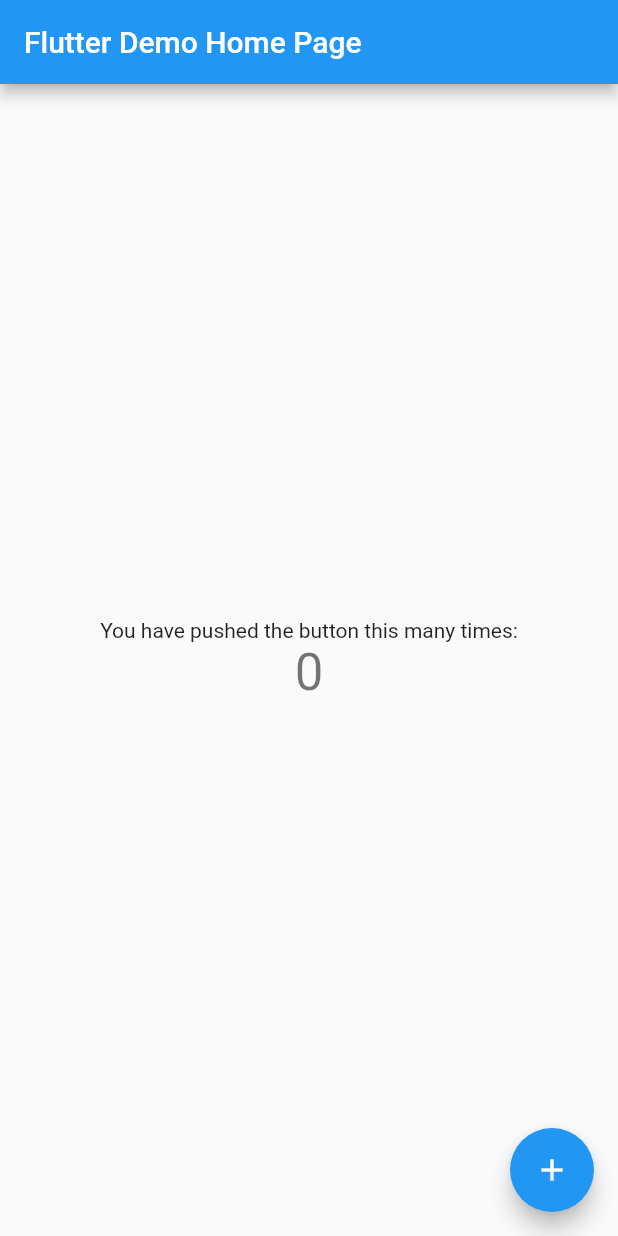
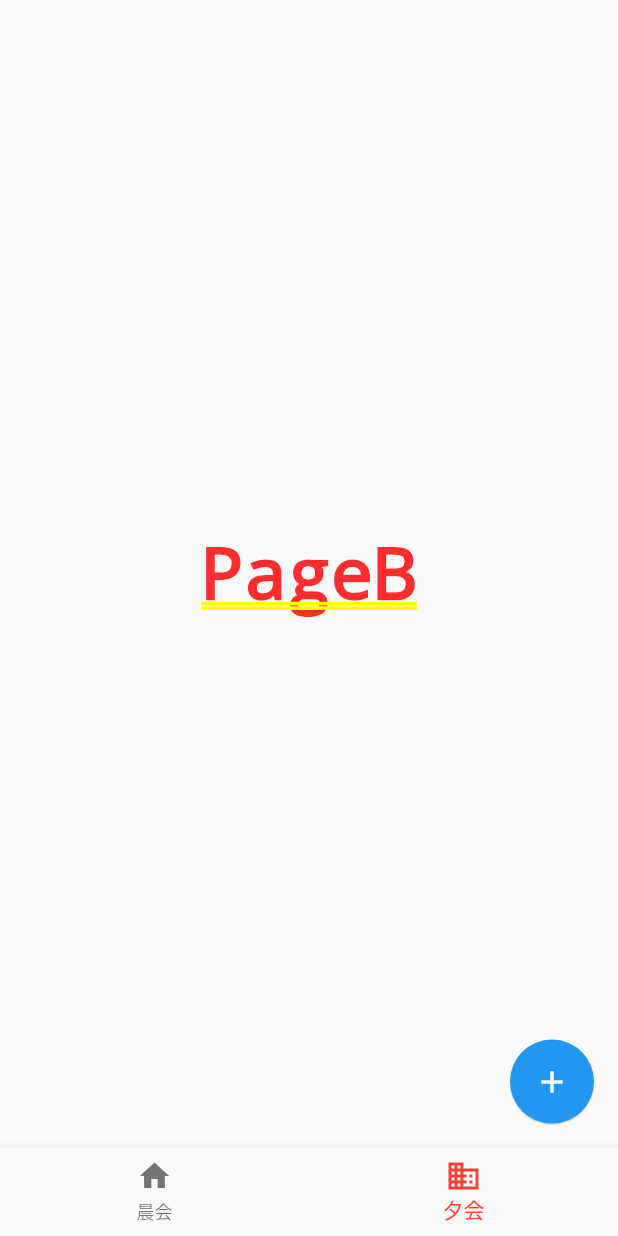
Before and after one commit to solopor/Mite, a Flutter app: the screen it shows after launch, on a phone screen of 412 x 824 dp. Run offline on Flutter 3.47's test engine with Material 2 defaults, Android fonts, the phone set to English and light mode, and no system bars.

Commit message:
米特导航按钮添加

```diff
--- a/lib/main.dart
+++ b/lib/main.dart
@@ -1,111 +1,96 @@
 import 'package:flutter/material.dart';
+import 'package:flutter/gestures.dart' show DragStartBehavior;
+
+import 'package:mite/page_a.dart';
+import 'package:mite/page_b.dart';
+import 'package:mite/page_c.dart';
+import 'package:mite/page_d.dart';
 
 void main() => runApp(MyApp());
 
-class MyApp extends StatelessWidget {
-  // This widget is the root of your application.
+class MyApp extends StatelessWidget  {
   @override
   Widget build(BuildContext context) {
     return MaterialApp(
-      title: 'Flutter Demo',
-      theme: ThemeData(
-        // This is the theme of your application.
-        //
-        // Try running your application with "flutter run". You'll see the
-        // application has a blue toolbar. Then, without quitting the app, try
-        // changing the primarySwatch below to Colors.green and then invoke
-        // "hot reload" (press "r" in the console where you ran "flutter run",
-        // or simply save your changes to "hot reload" in a Flutter IDE).
-        // Notice that the counter didn't reset back to zero; the application
-        // is not restarted.
-        primarySwatch: Colors.blue,
-      ),
-      home: MyHomePage(title: 'Flutter Demo Home Page'),
+        title: '米特',
+        theme: ThemeData(
+          primarySwatch: Colors.blue,
+        ),
+        home: new MainPage()
     );
   }
+
+
 }
 
-class MyHomePage extends StatefulWidget {
-  MyHomePage({Key key, this.title}) : super(key: key);
-
-  // This widget is the home page of your application. It is stateful, meaning
-  // that it has a State object (defined below) that contains fields that affect
-  // how it looks.
-
-  // This class is the configuration for the state. It holds the values (in this
-  // case the title) provided by the parent (in this case the App widget) and
-  // used by the build method of the State. Fields in a Widget subclass are
-  // always marked "final".
-
-  final String title;
+class MainPage extends StatefulWidget {
 
   @override
-  _MyHomePageState createState() => _MyHomePageState();
+  State<StatefulWidget> createState() {
+    return new _MainPageState();
+  }
+
 }
 
-class _MyHomePageState extends State<MyHomePage> {
-  int _counter = 0;
+class _MainPageState extends State<MainPage> with SingleTickerProviderStateMixin {
 
-  void _incrementCounter() {
-    setState(() {
-      // This call to setState tells the Flutter framework that something has
-      // changed in this State, which causes it to rerun the build method below
-      // so that the display can reflect the updated values. If we changed
-      // _counter without calling setState(), then the build method would not be
-      // called again, and so nothing would appear to happen.
-      _counter++;
-    });
+  TabController tabController;
+  int _selectIndex = 1;
+
+  final List<String> titles = <String>[
+    "晨会",
+    "夕会",
+  ];
+
+  final List<Widget> pages = <Widget> [
+    PageA(),
+    PageB()
+  ];
+
+  void initState() {
+    super.initState();
   }
 
   @override
   Widget build(BuildContext context) {
-    // This method is rerun every time setState is called, for instance as done
-    // by the _incrementCounter method above.
-    //
-    // The Flutter framework has been optimized to make rerunning build methods
-    // fast, so that you can just rebuild anything that needs updating rather
-    // than having to individually change instances of widgets.
-    return Scaffold(
-      appBar: AppBar(
-        // Here we take the value from the MyHomePage object that was created by
-        // the App.build method, and use it to set our appbar title.
-        title: Text(widget.title),
-      ),
-      body: Center(
-        // Center is a layout widget. It takes a single child and positions it
-        // in the middle of the parent.
-        child: Column(
-          // Column is also layout widget. It takes a list of children and
-          // arranges them vertically. By default, it sizes itself to fit its
-          // children horizontally, and tries to be as tall as its parent.
-          //
-          // Invoke "debug painting" (press "p" in the console, choose the
-          // "Toggle Debug Paint" action from the Flutter Inspector in Android
-          // Studio, or the "Toggle Debug Paint" command in Visual Studio Code)
-          // to see the wireframe for each widget.
-          //
-          // Column has various properties to control how it sizes itself and
-          // how it positions its children. Here we use mainAxisAlignment to
-          // center the children vertically; the main axis here is the vertical
-          // axis because Columns are vertical (the cross axis would be
-          // horizontal).
-          mainAxisAlignment: MainAxisAlignment.center,
-          children: <Widget>[
-            Text(
-              'You have pushed the button this many times:',
-            ),
-            Text(
-              '$_counter',
-              style: Theme.of(context).textTheme.display1,
-            ),
+    return  new Scaffold(
+        floatingActionButton: new FloatingActionButton(
+          elevation: 0.4,
+          highlightElevation: 0.1,
+          mini: false,
+          child: Icon(Icons.add),
+          onPressed: this._onAddClick,
+        ),
+        bottomNavigationBar: BottomNavigationBar(
+          items: [
+            BottomNavigationBarItem(icon: Icon(Icons.home), title: Text(this.titles[0])),
+            BottomNavigationBarItem(icon: Icon(Icons.business), title: Text(this.titles[1])),
           ],
+          fixedColor: Colors.red,
+          onTap: _onItemChanged,
+          currentIndex: _selectIndex,
         ),
-      ),
-      floatingActionButton: FloatingActionButton(
-        onPressed: _incrementCounter,
-        tooltip: 'Increment',
-        child: Icon(Icons.add),
-      ), // This trailing comma makes auto-formatting nicer for build methods.
+
+        body: IndexedStack(
+          index: _selectIndex,
+          children: pages
+        ),
+    );
+  }
+
+  void _onItemChanged(int index) {
+    setState(() {
+      this._selectIndex = index;
+    });
+  }
+
+  void _onAddClick() {
+    Navigator.of(context).push(
+      new MaterialPageRoute(
+        builder: (context) {
+          return new PageD();
+        }
+      )
     );
   }
 }
--- /dev/null
+++ b/lib/page_a.dart
@@ -0,0 +1,63 @@
+import 'package:flutter/material.dart';
+
+class PageA extends StatelessWidget {
+
+  @override
+  Widget build(BuildContext context) {
+    return new Scaffold(
+      body: new WidgetA(),
+    );
+  }
+}
+
+class WidgetA extends StatefulWidget {
+  @override
+  State<StatefulWidget> createState() {
+    // TODO: implement createState
+    return new PageAState();
+  }
+
+}
+
+class PageAState extends State<WidgetA> {
+
+final List<String> _suggestions = <String>[
+  'A', 'B','C', 'D','E', 'F','G', 'H','I', 'G','K', 'L','M', 'N','O', 'P','Q', 'R','S', 'T','V'
+];
+
+final _biggerFont = const TextStyle(fontSize: 18.0);
+
+  @override
+  Widget build(BuildContext context) {
+    return MaterialApp(
+        title: 'PageA',
+        theme: ThemeData(
+          primarySwatch: Colors.blue,
+        ),
+        home: new ListView.builder(
+          padding: const EdgeInsets.all(16.0),
+          itemBuilder: (context, i) {
+            if (i.isOdd) return new Divider();
+            final index = i ~/2;
+            if (index > _suggestions.length) {
+              _suggestions.addAll(this.generateWordPairs());
+            }
+            return _buildRow(i);
+          },
+        )
+        );
+  }
+
+  List<String> generateWordPairs() {
+    return _suggestions.take(10);
+  }
+
+  _buildRow(i) {
+    return new ListTile(
+      title: new Text(
+        _suggestions[i],
+        style: _biggerFont
+      ),
+    );
+  }
+}
--- /dev/null
+++ b/lib/page_b.dart
@@ -0,0 +1,19 @@
+import 'package:flutter/material.dart';
+
+class PageB extends StatelessWidget {
+
+  @override
+  Widget build(BuildContext context) {
+    return MaterialApp(
+      title: 'PageB',
+      theme: ThemeData(
+        primarySwatch: Colors.blue,
+      ),
+      home: Center(
+        child: new Text('PageB'),
+      )
+    );
+  }
+
+
+}
--- /dev/null
+++ b/lib/page_c.dart
@@ -0,0 +1,19 @@
+import 'package:flutter/material.dart';
+
+class PageC extends StatelessWidget {
+
+  @override
+  Widget build(BuildContext context) {
+    return MaterialApp(
+      title: 'PageC',
+      theme: ThemeData(
+        primarySwatch: Colors.blue,
+      ),
+      home: Center(
+        child: new Text('PageC'),
+      )
+    );
+  }
+
+
+}
--- /dev/null
+++ b/lib/page_d.dart
@@ -0,0 +1,13 @@
+import 'package:flutter/material.dart';
+
+class PageD extends StatelessWidget {
+
+  @override
+  Widget build(BuildContext context) {
+    return Scaffold(
+      body: Center(
+        child: new Text('PageD'),
+      )
+    );
+  }
+}
```
Also changed, not shown: 1 other file.
